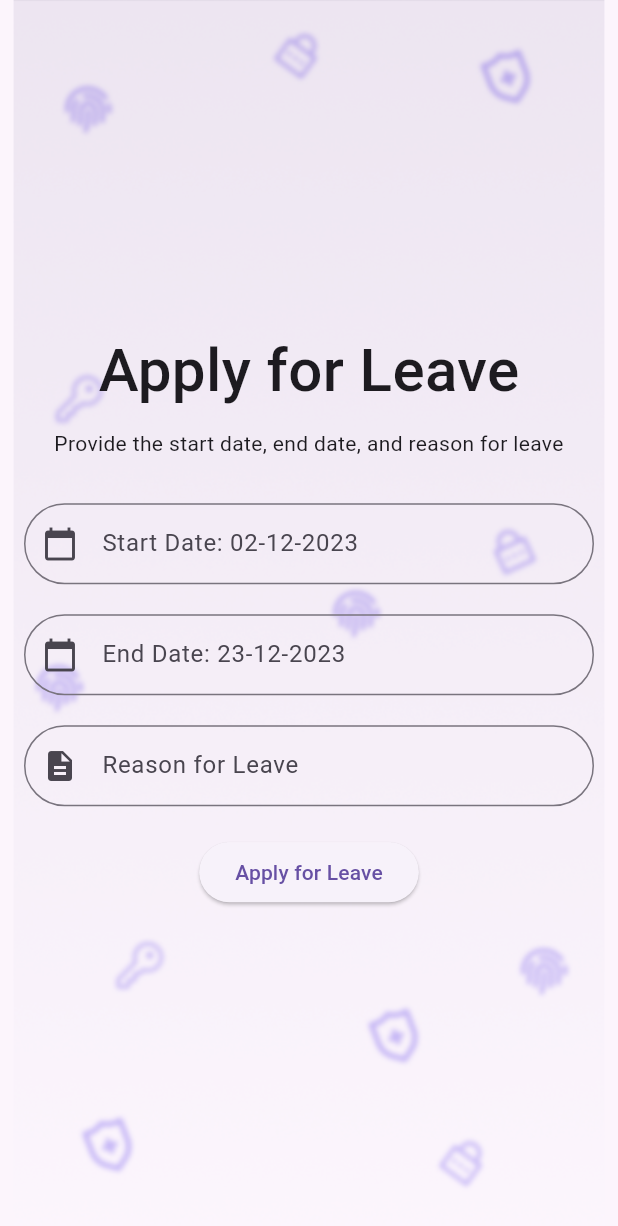
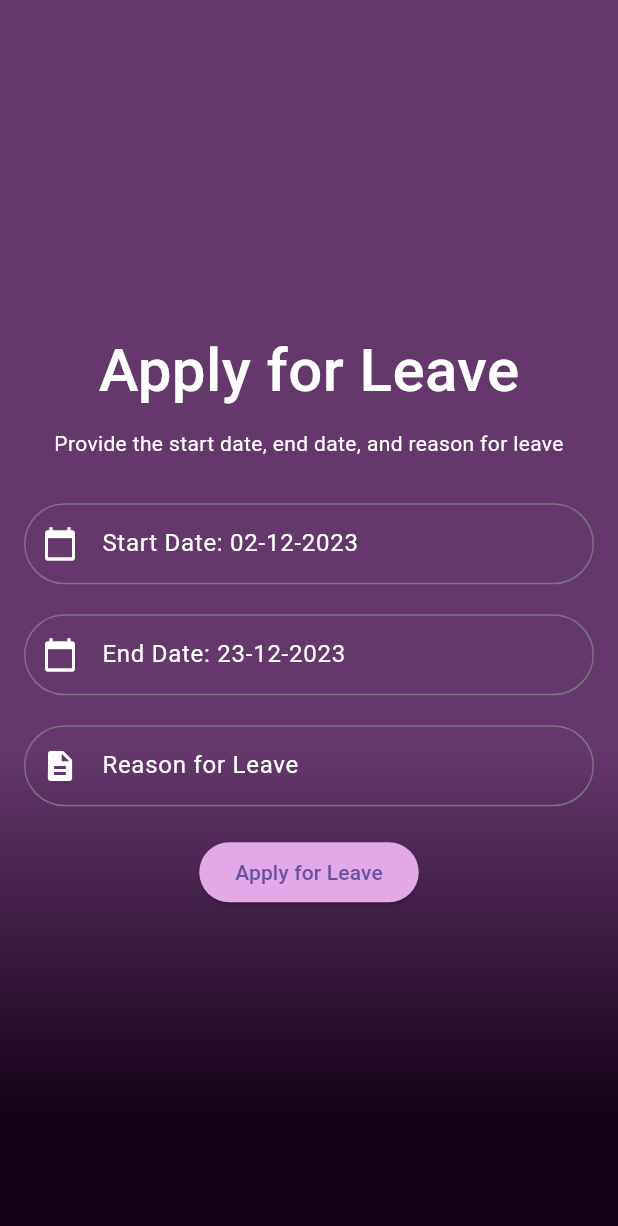
Before and after one commit to Group-task-brl/BRL-task4-appdev, a Flutter app: the ApplyLeave screen opened directly with empty values, on a phone screen of 412 x 824 dp. Shown: the top 1226 px of the screen. Run offline on Flutter 3.47's test engine with Material 3 defaults, Android fonts, the phone set to English and light mode, and no system bars; our stand-ins replace audioplayers, cached_network_image, fl_chart, flutter_secure_storage, image_picker, multi_select_flutter and 2 more; accounts and stored records are empty.

Commit message:
UI change

```diff
--- a/lib/leave approval/leave.dart
+++ b/lib/leave approval/leave.dart
@@ -73,7 +73,8 @@ class _ApplyLeaveState extends State<ApplyLeave> {
     }
   }
 
-  Future<void> LeaveID(String StoreLeaveID) async {    dynamic storedValue = await secureStorage.readSecureData(key);
+  Future<void> LeaveID(String StoreLeaveID) async {
+    dynamic storedValue = await secureStorage.readSecureData(key);
     final String apiUrl =
         'http://ec2-3-7-70-25.ap-south-1.compute.amazonaws.com:8006/leave/leaveResult/$StoreLeaveID';
 
@@ -88,52 +89,49 @@ class _ApplyLeaveState extends State<ApplyLeave> {
   @override
   Widget build(BuildContext context) {
     return Scaffold(
-      body: Stack(
-        children: [
-          Opacity(
-            opacity: 0.5,
-            child: Image.asset(
-              "lib/assets/back.png",
-              width: double.infinity,
+      body: Container(
         height: MediaQuery.of(context).size.height,
-              fit: BoxFit.cover,
+        width: MediaQuery.of(context).size.width,
+        decoration: const BoxDecoration(
+          gradient: LinearGradient(
+            begin: Alignment(0.6, 0.8),
+            end: Alignment(0.6, 0.21),
+            colors: [Color(0xFF150218), Color(0xFF65386C)],
           ),
         ),
-          Center(
-            child: SingleChildScrollView(
+        child: Center(
           child: Padding(
             padding: const EdgeInsets.all(16.0),
+            child: SingleChildScrollView(
+              child: Form(
+                key: _formKey,
                 child: Column(
                   mainAxisAlignment: MainAxisAlignment.center,
                   children: [
                     const Text(
                       "Apply for Leave",
-                      style:
-                          TextStyle(fontSize: 40, fontWeight: FontWeight.w500),
+                      style: TextStyle(fontSize: 40, fontWeight: FontWeight.w500, color: Colors.white),
                     ),
-                    SizedBox(height: 10),
+                    const SizedBox(height: 10),
                     const Text(
                       "Provide the start date, end date, and reason for leave",
                       style: TextStyle(
                         fontSize: 14,
+                        color: Colors.white,
                       ),
                       textAlign: TextAlign.center,
                     ),
-                    SizedBox(height: 30),
-                    Form(
-                      key: _formKey,
-                      child: Column(
-                        children: [
+                    const SizedBox(height: 30),
                     TextFormField(
                       controller: startDateController,
                       decoration: InputDecoration(
                         labelText: 'Start Date: 02-12-2023',
-                              prefixIcon: Icon(Icons.calendar_today),
-                              contentPadding:
-                                  EdgeInsets.symmetric(vertical: 15),
+                        prefixIcon: Icon(Icons.calendar_today, color: Colors.white),
+                        contentPadding: EdgeInsets.symmetric(vertical: 15),
                         border: OutlineInputBorder(
                           borderRadius: BorderRadius.circular(30.0),
                         ),
+                        labelStyle: TextStyle(color: Colors.white),
                       ),
                       validator: (value) {
                         if (value == null || value.isEmpty) {
@@ -142,17 +140,17 @@ class _ApplyLeaveState extends State<ApplyLeave> {
                         return null;
                       },
                     ),
-                          SizedBox(height: 20),
+                    const SizedBox(height: 20),
                     TextFormField(
                       controller: endDateController,
                       decoration: InputDecoration(
                         labelText: 'End Date: 23-12-2023',
-                              prefixIcon: Icon(Icons.calendar_today),
-                              contentPadding:
-                                  EdgeInsets.symmetric(vertical: 15),
+                        prefixIcon: Icon(Icons.calendar_today, color: Colors.white),
+                        contentPadding: EdgeInsets.symmetric(vertical: 15),
                         border: OutlineInputBorder(
                           borderRadius: BorderRadius.circular(30.0),
                         ),
+                        labelStyle: TextStyle(color: Colors.white),
                       ),
                       validator: (value) {
                         if (value == null || value.isEmpty) {
@@ -161,17 +159,17 @@ class _ApplyLeaveState extends State<ApplyLeave> {
                         return null;
                       },
                     ),
-                          SizedBox(height: 20),
+                    const SizedBox(height: 20),
                     TextFormField(
                       controller: reasonController,
                       decoration: InputDecoration(
                         labelText: 'Reason for Leave',
-                              prefixIcon: Icon(Icons.description),
-                              contentPadding:
-                                  EdgeInsets.symmetric(vertical: 15),
+                        prefixIcon: Icon(Icons.description, color: Colors.white),
+                        contentPadding: EdgeInsets.symmetric(vertical: 15),
                         border: OutlineInputBorder(
                           borderRadius: BorderRadius.circular(30.0),
                         ),
+                        labelStyle: TextStyle(color: Colors.white),
                       ),
                       validator: (value) {
                         if (value == null || value.isEmpty) {
@@ -180,20 +178,20 @@ class _ApplyLeaveState extends State<ApplyLeave> {
                         return null;
                       },
                     ),
-                          SizedBox(height: 20),
+                    const SizedBox(height: 20),
                     ElevatedButton(
                       onPressed: () => _applyLeave(context),
+                      style: ElevatedButton.styleFrom(
+                        backgroundColor: const Color.fromARGB(255, 225, 169, 229),
+                      ),
                       child: Text('Apply for Leave'),
-                          ),
-                        ],
-                      ),
                     ),
                   ],
                 ),
               ),
             ),
           ),
-        ],
+        ),
       ),
     );
   }
@@ -205,20 +203,6 @@ class _ApplyLeaveState extends State<ApplyLeave> {
       String reason = reasonController.text;
 
       await applyLeaveAPI(startDate, endDate, reason);
-
-      // if (result == null) {
-      //   ScaffoldMessenger.of(context).showSnackBar(
-      //     SnackBar(
-      //       content: Text('Leave applied successfully!'),
-      //     ),
-      //   );
-      // } else {
-      //   ScaffoldMessenger.of(context).showSnackBar(
-      //     SnackBar(
-      //       content: Text('Error: $result'),
-      //     ),
-      //   );
-      // }
     }
   }
 }
```
Lines whose indentation alone changed are shown as unchanged.
